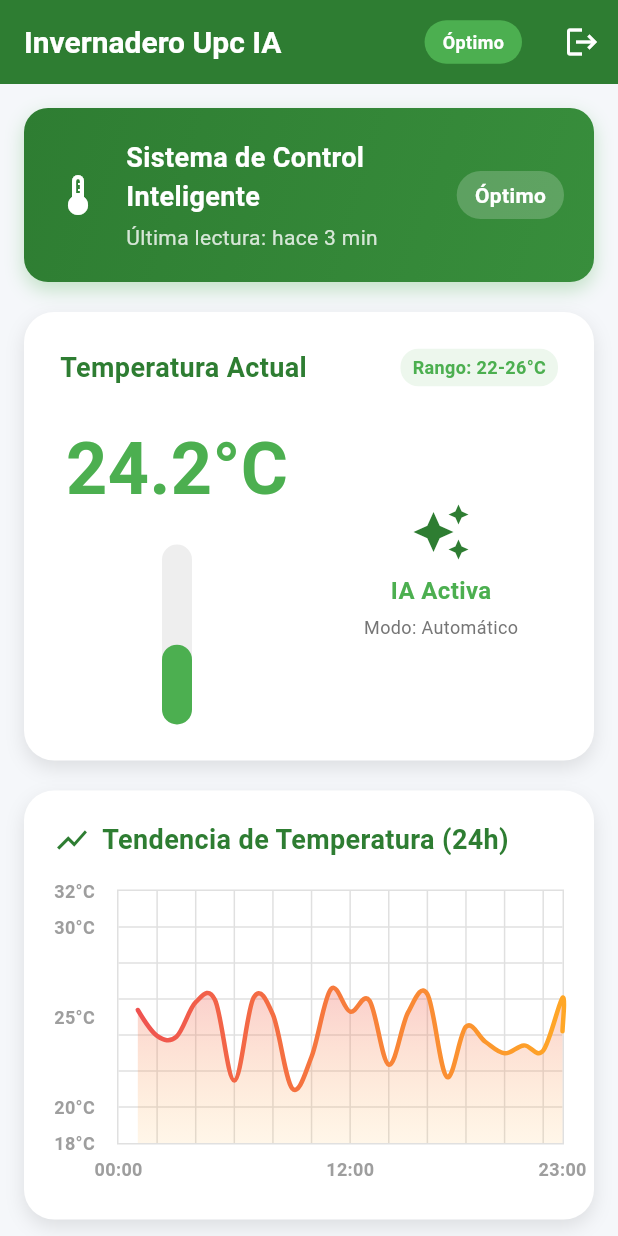
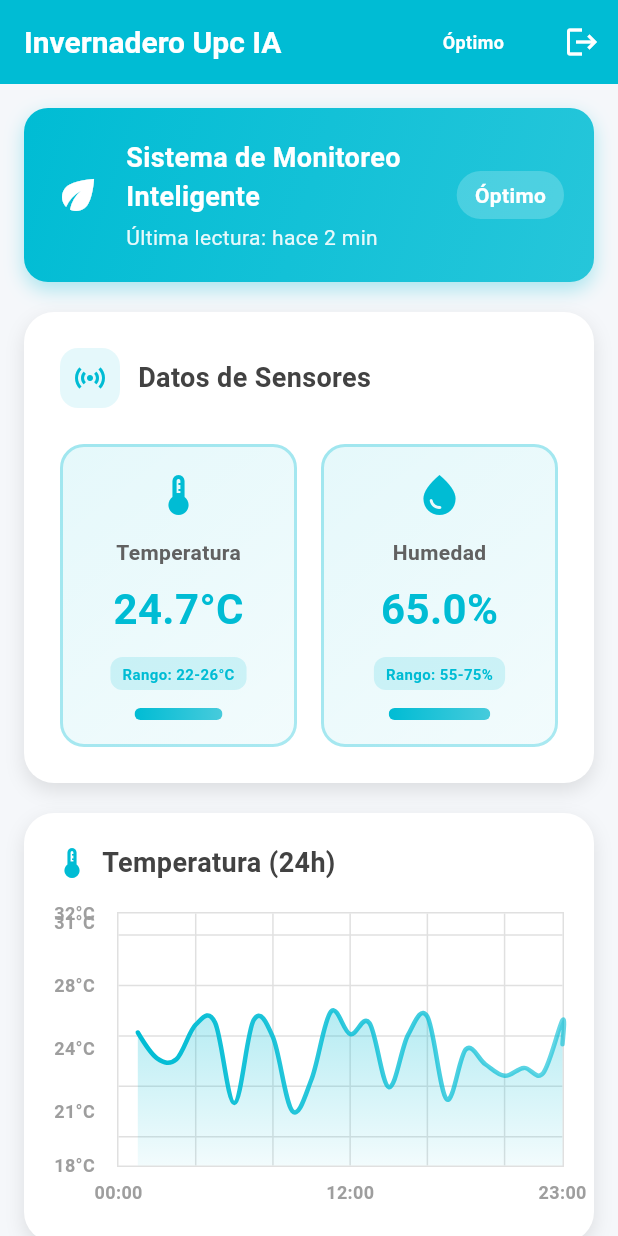
Before and after one commit to Armandoj1/Invernadero2, a Flutter app: the screen it shows once a user with an empty profile is signed in, on a phone screen of 412 x 824 dp. Run offline on Flutter 3.47's test engine with Material 3 defaults, Android fonts, the phone set to English and light mode, and no system bars; drawn by our look-alikes of fl_chart; our stand-ins replace firebase_auth, firebase_core, get, shared_preferences; accounts and stored records are empty.

Commit message:
[COMMIT2]:[Rediseño_DashboardHome_principal]

```diff
--- a/lib/views/home/home_view.dart
+++ b/lib/views/home/home_view.dart
@@ -17,24 +17,26 @@ class _HomeViewState extends State<HomeView> {
   final Random _random = Random();
   Timer? _timer;
 
-  // Datos simulados
+  // Datos simulados de sensores
   double _currentTemperature = 24.5;
+  double _currentHumidity = 65.0;
   String _systemStatus = 'Óptimo';
   String _lastReading = 'hace 2 min';
   String _aiMode = 'Automático';
   double _averageTemperature = 23.8;
-  double _yesterdayVariation = 0.7;
-  double _sensorAccuracy = 99.2;
-  double _aiEfficiency = 94.5;
+  double _averageHumidity = 63.5;
+  double _yesterdayTempVariation = 0.7;
+  double _yesterdayHumidVariation = -2.3;
 
-  // Datos para el gráfico (últimas 24 horas)
+  // Datos para los gráficos (últimas 24 horas)
   List<FlSpot> _temperatureData = [];
+  List<FlSpot> _humidityData = [];
 
   @override
   void initState() {
     super.initState();
     _generateHistoricalData();
-    _startTemperatureSimulation();
+    _startSensorSimulation();
   }
 
   @override
@@ -46,27 +48,33 @@ class _HomeViewState extends State<HomeView> {
   void _generateHistoricalData() {
     final now = DateTime.now();
     _temperatureData = List.generate(24, (index) {
-      final hour = now.subtract(Duration(hours: 23 - index));
-      // Temperatura simulada con variación natural
       final baseTemp = 24.0 + (_random.nextDouble() - 0.5) * 6;
-      return FlSpot(
-        index.toDouble(),
-        baseTemp,
-      );
+      return FlSpot(index.toDouble(), baseTemp);
+    });
+
+    _humidityData = List.generate(24, (index) {
+      final baseHumid = 65.0 + (_random.nextDouble() - 0.5) * 15;
+      return FlSpot(index.toDouble(), baseHumid);
     });
   }
 
-  void _startTemperatureSimulation() {
+  void _startSensorSimulation() {
     _timer = Timer.periodic(const Duration(seconds: 3), (timer) {
       setState(() {
         // Simular cambios de temperatura realistas
-        final change = (_random.nextDouble() - 0.5) * 2.0;
-        _currentTemperature = (_currentTemperature + change).clamp(18.0, 32.0);
+        final tempChange = (_random.nextDouble() - 0.5) * 2.0;
+        _currentTemperature = (_currentTemperature + tempChange).clamp(18.0, 32.0);
+
+        // Simular cambios de humedad realistas
+        final humidChange = (_random.nextDouble() - 0.5) * 3.0;
+        _currentHumidity = (_currentHumidity + humidChange).clamp(40.0, 85.0);
 
         // Actualizar estado del sistema
-        if (_currentTemperature >= 22 && _currentTemperature <= 26) {
+        if (_currentTemperature >= 22 && _currentTemperature <= 26 &&
+            _currentHumidity >= 55 && _currentHumidity <= 75) {
           _systemStatus = 'Óptimo';
-        } else if (_currentTemperature >= 20 && _currentTemperature <= 28) {
+        } else if ((_currentTemperature >= 20 && _currentTemperature <= 28 &&
+                   _currentHumidity >= 50 && _currentHumidity <= 80)) {
           _systemStatus = 'Alerta';
         } else {
           _systemStatus = 'Crítico';
@@ -75,23 +83,36 @@ class _HomeViewState extends State<HomeView> {
         // Actualizar última lectura
         _lastReading = 'hace ${_random.nextInt(3) + 1} min';
 
-        // Actualizar gráfico (mover datos hacia la izquierda)
+        // Actualizar gráficos (mover datos hacia la izquierda)
         _temperatureData.removeAt(0);
         _temperatureData.add(FlSpot(23, _currentTemperature));
 
-        // Actualizar otros datos simulados
+        _humidityData.removeAt(0);
+        _humidityData.add(FlSpot(23, _currentHumidity));
+
+        // Actualizar datos promedios
         _averageTemperature = (_averageTemperature + (_random.nextDouble() - 0.5) * 0.2).clamp(20.0, 28.0);
-        _yesterdayVariation = (_random.nextDouble() - 0.5) * 1.5;
-        _sensorAccuracy = (98.5 + _random.nextDouble() * 1.5).clamp(98.0, 100.0);
-        _aiEfficiency = (92.0 + _random.nextDouble() * 8.0).clamp(90.0, 100.0);
+        _averageHumidity = (_averageHumidity + (_random.nextDouble() - 0.5) * 1.5).clamp(50.0, 80.0);
+        _yesterdayTempVariation = (_random.nextDouble() - 0.5) * 1.5;
+        _yesterdayHumidVariation = (_random.nextDouble() - 0.5) * 4.0;
       });
     });
   }
 
   Color _getTemperatureColor() {
     if (_currentTemperature >= 22 && _currentTemperature <= 26) {
-      return Colors.green;
+      return const Color(0xFF00BCD4); // Cyan para óptimo
     } else if (_currentTemperature >= 20 && _currentTemperature <= 28) {
+      return Colors.orange;
+    } else {
+      return Colors.red;
+    }
+  }
+
+  Color _getHumidityColor() {
+    if (_currentHumidity >= 55 && _currentHumidity <= 75) {
+      return const Color(0xFF00BCD4); // Cyan para óptimo
+    } else if (_currentHumidity >= 50 && _currentHumidity <= 80) {
       return Colors.orange;
     } else {
       return Colors.red;
@@ -101,7 +122,7 @@ class _HomeViewState extends State<HomeView> {
   Color _getStatusColor() {
     switch (_systemStatus) {
       case 'Óptimo':
-        return Colors.green;
+        return const Color(0xFF00BCD4); // Cyan
       case 'Alerta':
         return Colors.orange;
       case 'Crítico':
@@ -114,7 +135,7 @@ class _HomeViewState extends State<HomeView> {
   Color _getAiModeColor() {
     switch (_aiMode) {
       case 'Automático':
-        return Colors.green;
+        return const Color(0xFF00BCD4); // Cyan
       case 'Manual':
         return Colors.blue;
       case 'Híbrido':
@@ -150,7 +171,7 @@ class _HomeViewState extends State<HomeView> {
             fontSize: 20,
           ),
         ),
-        backgroundColor: const Color(0xFF2E7D32),
+        backgroundColor: const Color(0xFF00BCD4),
         foregroundColor: Colors.white,
         elevation: 0,
         actions: [
@@ -189,12 +210,12 @@ class _HomeViewState extends State<HomeView> {
             _buildHeader(),
             const SizedBox(height: 20),
 
-            // Panel principal de temperatura
-            _buildTemperaturePanel(),
+            // Panel de sensores principal (Temperatura y Humedad)
+            _buildSensorPanel(),
             const SizedBox(height: 20),
 
-            // Gráfica de tendencias
-            _buildTrendChart(),
+            // Gráficas de tendencias
+            _buildTrendCharts(),
             const SizedBox(height: 20),
 
             // Estado del sistema IA
@@ -214,14 +235,14 @@ class _HomeViewState extends State<HomeView> {
       padding: const EdgeInsets.all(20),
       decoration: BoxDecoration(
         gradient: const LinearGradient(
-          colors: [Color(0xFF2E7D32), Color(0xFF388E3C)],
+          colors: [Color(0xFF00BCD4), Color(0xFF26C6DA)],
           begin: Alignment.topLeft,
           end: Alignment.bottomRight,
         ),
         borderRadius: BorderRadius.circular(16),
         boxShadow: [
           BoxShadow(
-            color: Colors.green.withOpacity(0.3),
+            color: const Color(0xFF00BCD4).withOpacity(0.3),
             blurRadius: 10,
             offset: const Offset(0, 5),
           ),
@@ -230,7 +251,7 @@ class _HomeViewState extends State<HomeView> {
       child: Row(
         children: [
           const Icon(
-            Icons.thermostat,
+            Icons.eco,
             color: Colors.white,
             size: 32,
           ),
@@ -240,7 +261,7 @@ class _HomeViewState extends State<HomeView> {
               crossAxisAlignment: CrossAxisAlignment.start,
               children: [
                 const Text(
-                  'Sistema de Control Inteligente',
+                  'Sistema de Monitoreo Inteligente',
                   style: TextStyle(
                     color: Colors.white,
                     fontSize: 18,
@@ -251,7 +272,7 @@ class _HomeViewState extends State<HomeView> {
                 Text(
                   'Última lectura: $_lastReading',
                   style: TextStyle(
-                    color: Colors.white.withOpacity(0.8),
+                    color: Colors.white.withOpacity(0.9),
                     fontSize: 14,
                   ),
                 ),
@@ -278,7 +299,7 @@ class _HomeViewState extends State<HomeView> {
     );
   }
 
-  Widget _buildTemperaturePanel() {
+  Widget _buildSensorPanel() {
     return Container(
       padding: const EdgeInsets.all(24),
       decoration: BoxDecoration(
@@ -294,105 +315,62 @@ class _HomeViewState extends State<HomeView> {
       ),
       child: Column(
         children: [
+          // Encabezado
           Row(
-            mainAxisAlignment: MainAxisAlignment.spaceBetween,
             children: [
+              Container(
+                padding: const EdgeInsets.all(8),
+                decoration: BoxDecoration(
+                  color: const Color(0xFF00BCD4).withOpacity(0.1),
+                  borderRadius: BorderRadius.circular(12),
+                ),
+                child: const Icon(
+                  Icons.sensors,
+                  color: Color(0xFF00BCD4),
+                  size: 24,
+                ),
+              ),
+              const SizedBox(width: 12),
               const Text(
-                'Temperatura Actual',
+                'Datos de Sensores',
                 style: TextStyle(
                   fontSize: 18,
                   fontWeight: FontWeight.bold,
-                  color: Color(0xFF2E7D32),
-                ),
-              ),
-              Container(
-                padding: const EdgeInsets.symmetric(horizontal: 8, vertical: 4),
-                decoration: BoxDecoration(
-                  color: _getTemperatureColor().withOpacity(0.1),
-                  borderRadius: BorderRadius.circular(12),
-                ),
-                child: Text(
-                  'Rango: 22-26°C',
-                  style: TextStyle(
-                    color: _getTemperatureColor(),
-                    fontWeight: FontWeight.w600,
-                    fontSize: 12,
-                  ),
+                  color: Color(0xFF424242),
                 ),
               ),
             ],
           ),
-          const SizedBox(height: 20),
+          const SizedBox(height: 24),
+
+          // Grilla de sensores
           Row(
             children: [
+              // Sensor de Temperatura
               Expanded(
-                child: Column(
-                  crossAxisAlignment: CrossAxisAlignment.center,
-                  children: [
-                    Text(
-                      '${_currentTemperature.toStringAsFixed(1)}°C',
-                      style: TextStyle(
-                        fontSize: 48,
-                        fontWeight: FontWeight.bold,
-                        color: _getTemperatureColor(),
-                      ),
-                    ),
-                    const SizedBox(height: 16),
-                    // Indicador visual tipo termómetro
-                    Container(
-                      width: 20,
-                      height: 120,
-                      decoration: BoxDecoration(
-                        color: Colors.grey.shade200,
-                        borderRadius: BorderRadius.circular(10),
-                      ),
-                      child: Stack(
-                        children: [
-                          Positioned(
-                            bottom: 0,
-                            left: 0,
-                            right: 0,
-                            height: ((_currentTemperature - 18) / 14) * 120,
-                            child: Container(
-                              decoration: BoxDecoration(
-                                color: _getTemperatureColor(),
-                                borderRadius: BorderRadius.circular(10),
-                              ),
-                            ),
-                          ),
-                        ],
-                      ),
-                    ),
-                  ],
+                child: _buildSensorCard(
+                  'Temperatura',
+                  '${_currentTemperature.toStringAsFixed(1)}°C',
+                  Icons.thermostat,
+                  _getTemperatureColor(),
+                  'Rango: 22-26°C',
+                  18.0,
+                  32.0,
+                  _currentTemperature,
                 ),
               ),
-              const SizedBox(width: 20),
+              const SizedBox(width: 16),
+              // Sensor de Humedad
               Expanded(
-                child: Column(
-                  children: [
-                    const Icon(
-                      Icons.auto_awesome,
-                      size: 40,
-                      color: Color(0xFF2E7D32),
-                    ),
-                    const SizedBox(height: 8),
-                    Text(
-                      'IA Activa',
-                      style: TextStyle(
-                        fontSize: 16,
-                        fontWeight: FontWeight.bold,
-                        color: _getAiModeColor(),
-                      ),
-                    ),
-                    const SizedBox(height: 4),
-                    Text(
-                      'Modo: $_aiMode',
-                      style: TextStyle(
-                        fontSize: 12,
-                        color: Colors.grey.shade600,
-                      ),
-                    ),
-                  ],
+                child: _buildSensorCard(
+                  'Humedad',
+                  '${_currentHumidity.toStringAsFixed(1)}%',
+                  Icons.water_drop,
+                  _getHumidityColor(),
+                  'Rango: 55-75%',
+                  40.0,
+                  85.0,
+                  _currentHumidity,
                 ),
               ),
             ],
@@ -402,7 +380,136 @@ class _HomeViewState extends State<HomeView> {
     );
   }
 
-  Widget _buildTrendChart() {
+  Widget _buildSensorCard(
+    String label,
+    String value,
+    IconData icon,
+    Color color,
+    String range,
+    double min,
+    double max,
+    double current,
+  ) {
+    final percentage = ((current - min) / (max - min)).clamp(0.0, 1.0);
+
+    return Container(
+      padding: const EdgeInsets.all(16),
+      decoration: BoxDecoration(
+        gradient: LinearGradient(
+          begin: Alignment.topLeft,
+          end: Alignment.bottomRight,
+          colors: [
+            color.withOpacity(0.1),
+            color.withOpacity(0.05),
+          ],
+        ),
+        borderRadius: BorderRadius.circular(16),
+        border: Border.all(
+          color: color.withOpacity(0.3),
+          width: 2,
+        ),
+      ),
+      child: Column(
+        children: [
+          Icon(icon, color: color, size: 32),
+          const SizedBox(height: 12),
+          Text(
+            label,
+            style: TextStyle(
+              fontSize: 14,
+              fontWeight: FontWeight.w600,
+              color: Colors.grey.shade700,
+            ),
+          ),
+          const SizedBox(height: 8),
+          Text(
+            value,
+            style: TextStyle(
+              fontSize: 28,
+              fontWeight: FontWeight.bold,
+              color: color,
+            ),
+          ),
+          const SizedBox(height: 12),
+          Container(
+            padding: const EdgeInsets.symmetric(horizontal: 8, vertical: 4),
+            decoration: BoxDecoration(
+              color: color.withOpacity(0.15),
+              borderRadius: BorderRadius.circular(8),
+            ),
+            child: Text(
+              range,
+              style: TextStyle(
+                color: color,
+                fontWeight: FontWeight.w600,
+                fontSize: 10,
+              ),
+            ),
+          ),
+          const SizedBox(height: 12),
+          // Barra de progreso
+          ClipRRect(
+            borderRadius: BorderRadius.circular(10),
+            child: Container(
+              height: 8,
+              decoration: BoxDecoration(
+                color: Colors.grey.shade200,
+              ),
+              child: FractionallySizedBox(
+                alignment: Alignment.centerLeft,
+                widthFactor: percentage,
+                child: Container(
+                  decoration: BoxDecoration(
+                    gradient: LinearGradient(
+                      colors: [color, color.withOpacity(0.7)],
+                    ),
+                  ),
+                ),
+              ),
+            ),
+          ),
+        ],
+      ),
+    );
+  }
+
+  Widget _buildTrendCharts() {
+    return Column(
+      children: [
+        // Gráfica de Temperatura
+        _buildChart(
+          'Temperatura (24h)',
+          Icons.thermostat,
+          _temperatureData,
+          const Color(0xFF00BCD4),
+          18.0,
+          32.0,
+          '°C',
+        ),
+        const SizedBox(height: 20),
+        // Gráfica de Humedad
+        _buildChart(
+          'Humedad (24h)',
+          Icons.water_drop,
+          _humidityData,
+          const Color(0xFF2196F3),
+          40.0,
+          85.0,
+          '%',
+        ),
+      ],
+    );
+  }
+
+  Widget _buildChart(
+    String title,
+    IconData icon,
+    List<FlSpot> data,
+    Color color,
+    double minY,
+    double maxY,
+    String unit,
+  ) {
     return Container(
       padding: const EdgeInsets.all(20),
       decoration: BoxDecoration(
@@ -419,20 +526,16 @@ class _HomeViewState extends State<HomeView> {
       child: Column(
         crossAxisAlignment: CrossAxisAlignment.start,
         children: [
-          const Row(
+          Row(
             children: [
-              Icon(
-                Icons.show_chart,
-                color: Color(0xFF2E7D32),
-                size: 24,
-              ),
-              SizedBox(width: 8),
+              Icon(icon, color: color, size: 24),
+              const SizedBox(width: 8),
               Text(
-                'Tendencia de Temperatura (24h)',
+                title,
                 style: TextStyle(
                   fontSize: 18,
                   fontWeight: FontWeight.bold,
-                  color: Color(0xFF2E7D32),
+                  color: Colors.grey.shade800,
                 ),
               ),
             ],
@@ -445,8 +548,8 @@ class _HomeViewState extends State<HomeView> {
                 gridData: FlGridData(
                   show: true,
                   drawVerticalLine: true,
-                  horizontalInterval: 2,
-                  verticalInterval: 2,
+                  horizontalInterval: (maxY - minY) / 5,
+                  verticalInterval: 4,
                   getDrawingHorizontalLine: (value) {
                     return FlLine(
                       color: Colors.grey.shade300,
@@ -510,10 +613,10 @@ class _HomeViewState extends State<HomeView> {
                   leftTitles: AxisTitles(
                     sideTitles: SideTitles(
                       showTitles: true,
-                      interval: 5,
+                      interval: (maxY - minY) / 4,
                       getTitlesWidget: (double value, TitleMeta meta) {
                         return Text(
-                          '${value.toInt()}°C',
+                          '${value.toInt()}$unit',
                           style: const TextStyle(
                             color: Colors.grey,
                             fontWeight: FontWeight.bold,
@@ -531,16 +634,16 @@ class _HomeViewState extends State<HomeView> {
                 ),
                 minX: 0,
                 maxX: 23,
-                minY: 18,
-                maxY: 32,
+                minY: minY,
+                maxY: maxY,
                 lineBarsData: [
                   LineChartBarData(
-                    spots: _temperatureData,
+                    spots: data,
                     isCurved: true,
                     gradient: LinearGradient(
                       colors: [
-                        Colors.red.shade400,
-                        Colors.orange.shade400,
+                        color,
+                        color.withOpacity(0.6),
                       ],
                     ),
                     barWidth: 3,
@@ -552,8 +655,8 @@ class _HomeViewState extends State<HomeView> {
                       show: true,
                       gradient: LinearGradient(
                         colors: [
-                          Colors.red.shade400.withOpacity(0.3),
-                          Colors.orange.shade400.withOpacity(0.1),
+                          color.withOpacity(0.3),
+                          color.withOpacity(0.05),
                         ],
                         begin: Alignment.topCenter,
                         end: Alignment.bottomCenter,
@@ -590,7 +693,7 @@ class _HomeViewState extends State<HomeView> {
             children: [
               Icon(
                 Icons.psychology,
-                color: Color(0xFF2E7D32),
+                color: Color(0xFF00BCD4),
                 size: 24,
               ),
               SizedBox(width: 8),
@@ -599,7 +702,7 @@ class _HomeViewState extends State<HomeView> {
                 style: TextStyle(
                   fontSize: 18,
                   fontWeight: FontWeight.bold,
-                  color: Color(0xFF2E7D32),
+                  color: Color(0xFF424242),
                 ),
               ),
             ],
@@ -686,28 +789,28 @@ class _HomeViewState extends State<HomeView> {
       childAspectRatio: 1.5,
       children: [
         _buildInfoCard(
-          'Temperatura Promedio',
+          'Temp Promedio',
           '${_averageTemperature.toStringAsFixed(1)}°C',
           Icons.thermostat_outlined,
-          Colors.blue,
+          const Color(0xFF00BCD4),
         ),
         _buildInfoCard(
-          'Variación vs Ayer',
-          '${_yesterdayVariation > 0 ? '+' : ''}${_yesterdayVariation.toStringAsFixed(1)}°C',
+          'Var Temp vs Ayer',
+          '${_yesterdayTempVariation > 0 ? '+' : ''}${_yesterdayTempVariation.toStringAsFixed(1)}°C',
           Icons.trending_up,
-          _yesterdayVariation > 0 ? Colors.red : Colors.green,
+          _yesterdayTempVariation > 0 ? Colors.red : const Color(0xFF00BCD4),
         ),
         _buildInfoCard(
-          'Precisión Sensor',
-          '${_sensorAccuracy.toStringAsFixed(1)}%',
-          Icons.precision_manufacturing,
-          Colors.purple,
+          'Humedad Promedio',
+          '${_averageHumidity.toStringAsFixed(1)}%',
+          Icons.water_drop,
+          const Color(0xFF2196F3),
         ),
         _buildInfoCard(
-          'Eficiencia IA',
-          '${_aiEfficiency.toStringAsFixed(1)}%',
-          Icons.auto_awesome,
-          Colors.orange,
+          'Var Humedad vs Ayer',
+          '${_yesterdayHumidVariation > 0 ? '+' : ''}${_yesterdayHumidVariation.toStringAsFixed(1)}%',
+          Icons.trending_up,
+          _yesterdayHumidVariation > 0 ? Colors.red : const Color(0xFF00BCD4),
         ),
       ],
     );
```
Also changed, not shown: pubspec.lock.
